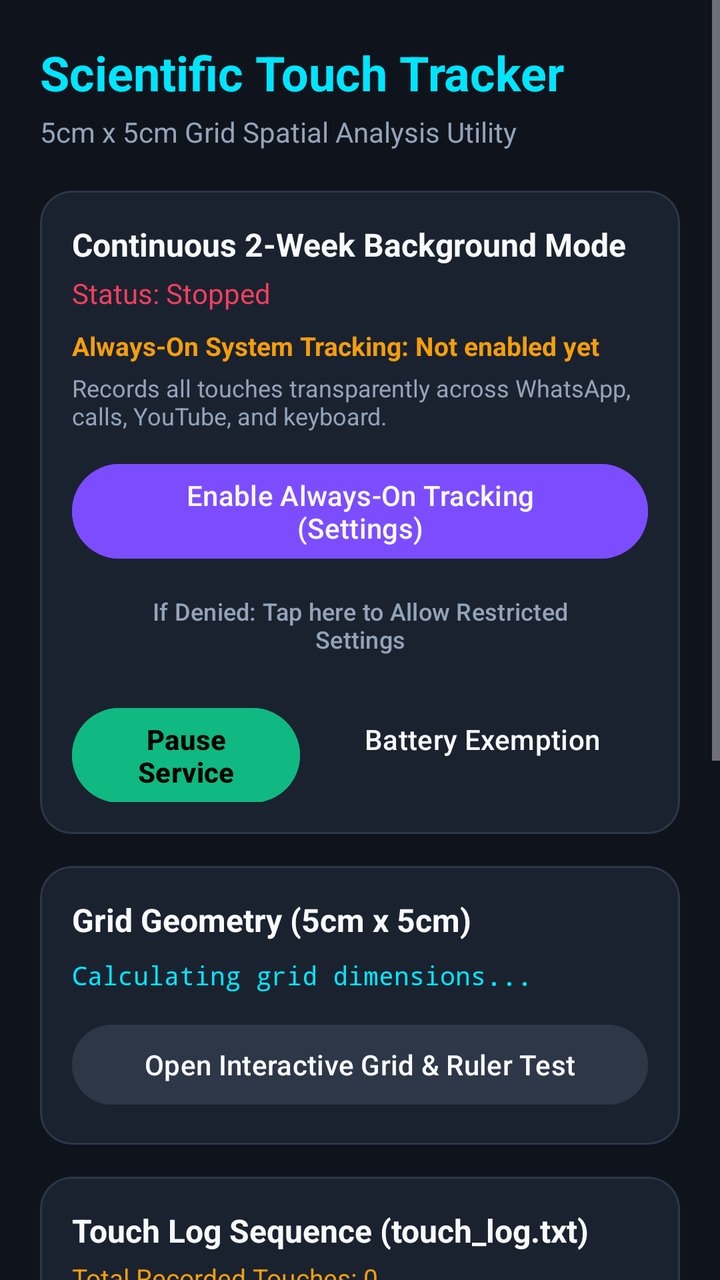
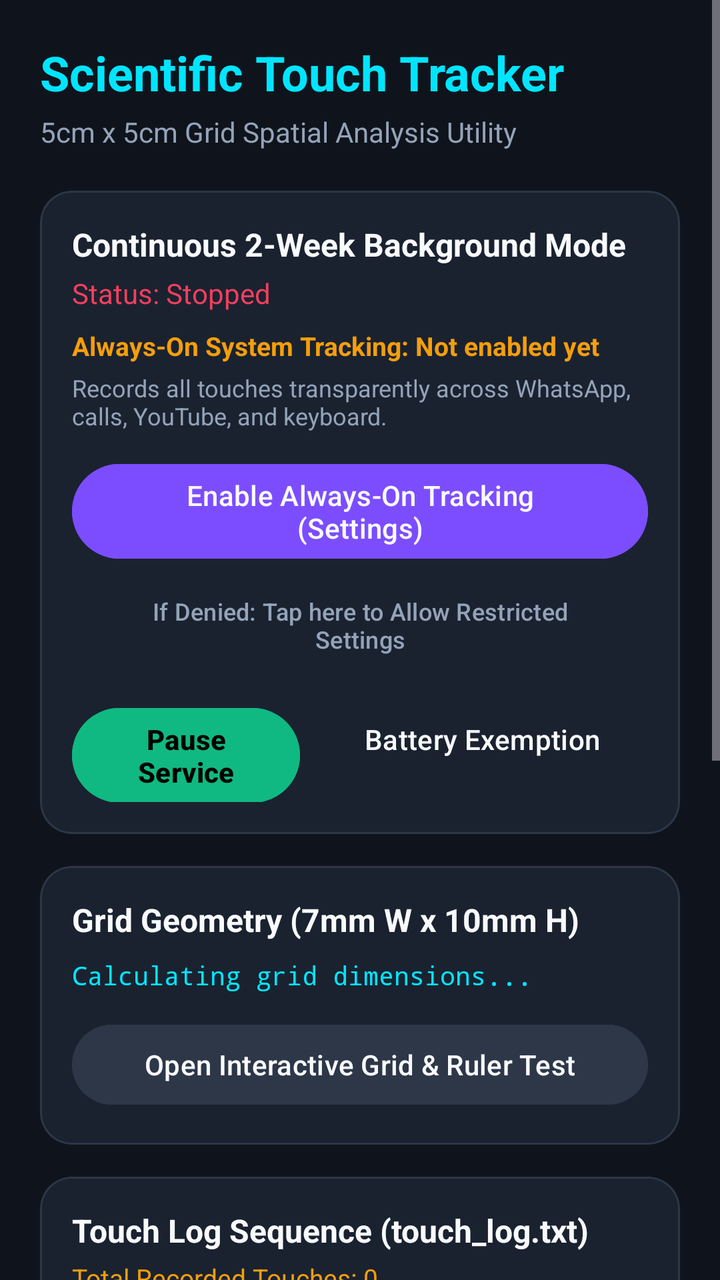

Two renders of the same Android screen: before a commit and after it. Below are the layout's source before the change and the commit's diff.
<!-- AndroidManifest.xml: application theme Theme.PixelTouchGrid -->
<!-- res/layout/activity_main.xml -->
<?xml version="1.0" encoding="utf-8"?>
<ScrollView xmlns:android="http://schemas.android.com/apk/res/android"
    xmlns:app="http://schemas.android.com/apk/res-auto"
    android:layout_width="match_parent"
    android:layout_height="match_parent"
    android:background="@color/background_dark"
    android:fillViewport="true">

    <LinearLayout
        android:layout_width="match_parent"
        android:layout_height="wrap_content"
        android:orientation="vertical"
        android:padding="20dp">

        
        <TextView
            android:layout_width="wrap_content"
            android:layout_height="wrap_content"
            android:text="Scientific Touch Tracker"
            android:textColor="@color/primary"
            android:textSize="24sp"
            android:textStyle="bold" />

        <TextView
            android:layout_width="wrap_content"
            android:layout_height="wrap_content"
            android:layout_marginTop="4dp"
            android:text="5cm x 5cm Grid Spatial Analysis Utility"
            android:textColor="@color/text_secondary"
            android:textSize="14sp" />

        
        <com.google.android.material.card.MaterialCardView
            android:layout_width="match_parent"
            android:layout_height="wrap_content"
            android:layout_marginTop="20dp"
            app:cardBackgroundColor="@color/surface_dark"
            app:cardCornerRadius="16dp"
            app:cardElevation="0dp"
            app:strokeColor="@color/card_stroke"
            app:strokeWidth="1dp">

            <LinearLayout
                android:layout_width="match_parent"
                android:layout_height="wrap_content"
                android:orientation="vertical"
                android:padding="16dp">

                <TextView
                    android:layout_width="wrap_content"
                    android:layout_height="wrap_content"
                    android:text="Continuous 2-Week Background Mode"
                    android:textColor="@color/text_primary"
                    android:textSize="16sp"
                    android:textStyle="bold" />

                <TextView
                    android:id="@+id/tvServiceStatus"
                    android:layout_width="wrap_content"
                    android:layout_height="wrap_content"
                    android:layout_marginTop="4dp"
                    android:text="Status: Stopped"
                    android:textColor="@color/accent_rose"
                    android:textSize="14sp" />

                <TextView
                    android:id="@+id/tvAccessibilityStatus"
                    android:layout_width="match_parent"
                    android:layout_height="wrap_content"
                    android:layout_marginTop="8dp"
                    android:text="Always-On System Tracking: Not enabled yet"
                    android:textColor="@color/accent_amber"
                    android:textSize="13sp"
                    android:textStyle="bold" />

                <TextView
                    android:layout_width="match_parent"
                    android:layout_height="wrap_content"
                    android:layout_marginTop="4dp"
                    android:text="Records all touches transparently across WhatsApp, calls, YouTube, and keyboard."
                    android:textColor="@color/text_secondary"
                    android:textSize="12sp" />

                <Button
                    android:id="@+id/btnOpenAccessibility"
                    android:layout_width="match_parent"
                    android:layout_height="wrap_content"
                    android:layout_marginTop="12dp"
                    android:backgroundTint="@color/secondary"
                    android:text="Enable Always-On Tracking (Settings)"
                    android:textColor="@color/text_primary" />

                <Button
                    android:id="@+id/btnUnlockRestricted"
                    android:layout_width="match_parent"
                    android:layout_height="wrap_content"
                    android:layout_marginTop="4dp"
                    android:backgroundTint="@color/surface_dark"
                    android:text="If Denied: Tap here to Allow Restricted Settings"
                    android:textColor="@color/text_secondary"
                    android:textSize="12sp" />

                <LinearLayout
                    android:layout_width="match_parent"
                    android:layout_height="wrap_content"
                    android:layout_marginTop="8dp"
                    android:orientation="horizontal">

                    <Button
                        android:id="@+id/btnToggleService"
                        android:layout_width="0dp"
                        android:layout_height="wrap_content"
                        android:layout_weight="1"
                        android:backgroundTint="@color/accent_green"
                        android:text="Pause Service"
                        android:textColor="#000000"
                        android:textStyle="bold" />

                    <Button
                        android:id="@+id/btnBatteryWhitelist"
                        android:layout_width="wrap_content"
                        android:layout_height="wrap_content"
                        android:layout_marginStart="8dp"
                        android:backgroundTint="@color/surface_dark"
                        android:text="Battery Exemption"
                        android:textColor="@color/text_primary" />
                </LinearLayout>

            </LinearLayout>
        </com.google.android.material.card.MaterialCardView>

        
        <com.google.android.material.card.MaterialCardView
            android:layout_width="match_parent"
            android:layout_height="wrap_content"
            android:layout_marginTop="16dp"
            app:cardBackgroundColor="@color/surface_dark"
            app:cardCornerRadius="16dp"
            app:cardElevation="0dp"
            app:strokeColor="@color/card_stroke"
            app:strokeWidth="1dp">

            <LinearLayout
                android:layout_width="match_parent"
                android:layout_height="wrap_content"
                android:orientation="vertical"
                android:padding="16dp">

                <TextView
                    android:layout_width="wrap_content"
                    android:layout_height="wrap_content"
                    android:text="Grid Geometry (5cm x 5cm)"
                    android:textColor="@color/text_primary"
                    android:textSize="16sp"
                    android:textStyle="bold" />

                <TextView
                    android:id="@+id/tvGridDetails"
                    android:layout_width="match_parent"
                    android:layout_height="wrap_content"
                    android:layout_marginTop="8dp"
                    android:fontFamily="monospace"
                    android:text="Calculating grid dimensions..."
                    android:textColor="@color/primary"
                    android:textSize="13sp" />

                <Button
                    android:id="@+id/btnOpenCalibration"
                    android:layout_width="match_parent"
                    android:layout_height="wrap_content"
                    android:layout_marginTop="12dp"
                    android:backgroundTint="@color/card_stroke"
                    android:text="Open Interactive Grid &amp; Ruler Test"
                    android:textColor="@color/text_primary" />

            </LinearLayout>
        </com.google.android.material.card.MaterialCardView>

        
        <com.google.android.material.card.MaterialCardView
            android:layout_width="match_parent"
            android:layout_height="wrap_content"
            android:layout_marginTop="16dp"
            app:cardBackgroundColor="@color/surface_dark"
            app:cardCornerRadius="16dp"
            app:cardElevation="0dp"
            app:strokeColor="@color/card_stroke"
            app:strokeWidth="1dp">

            <LinearLayout
                android:layout_width="match_parent"
                android:layout_height="wrap_content"
                android:orientation="vertical"
                android:padding="16dp">

                <TextView
                    android:layout_width="wrap_content"
                    android:layout_height="wrap_content"
                    android:text="Touch Log Sequence (touch_log.txt)"
                    android:textColor="@color/text_primary"
                    android:textSize="16sp"
                    android:textStyle="bold" />

                <TextView
                    android:id="@+id/tvTouchCounter"
                    android:layout_width="wrap_content"
                    android:layout_height="wrap_content"
                    android:layout_marginTop="4dp"
                    android:text="Total Recorded Touches: 0"
                    android:textColor="@color/accent_amber"
                    android:textSize="13sp" />

                <TextView
                    android:layout_width="wrap_content"
                    android:layout_height="wrap_content"
                    android:layout_marginTop="8dp"
                    android:text="Recent Touches (Last 25 shown below, all touches saved to file):"
                    android:textColor="@color/text_secondary"
                    android:textSize="12sp" />

                
                <TextView
                    android:id="@+id/tvLogPreview"
                    android:layout_width="match_parent"
                    android:layout_height="wrap_content"
                    android:layout_marginTop="6dp"
                    android:background="#0A0E14"
                    android:fontFamily="monospace"
                    android:padding="12dp"
                    android:text="No touches recorded yet"
                    android:textColor="@color/text_primary"
                    android:textSize="14sp" />

                <Button
                    android:id="@+id/btnViewFullLog"
                    android:layout_width="match_parent"
                    android:layout_height="wrap_content"
                    android:layout_marginTop="8dp"
                    android:backgroundTint="@color/card_stroke"
                    android:text="View Full touch_log.txt File"
                    android:textColor="@color/text_primary" />

                <LinearLayout
                    android:layout_width="match_parent"
                    android:layout_height="wrap_content"
                    android:layout_marginTop="8dp"
                    android:orientation="horizontal">

                    <Button
                        android:id="@+id/btnExportLog"
                        android:layout_width="0dp"
                        android:layout_height="wrap_content"
                        android:layout_weight="1"
                        android:backgroundTint="@color/primary"
                        android:text="Export / Share Log"
                        android:textColor="#000000"
                        android:textStyle="bold" />

                    <Button
                        android:id="@+id/btnClearLog"
                        android:layout_width="wrap_content"
                        android:layout_height="wrap_content"
                        android:layout_marginStart="8dp"
                        android:backgroundTint="@color/card_stroke"
                        android:text="Clear"
                        android:textColor="@color/accent_rose" />
                </LinearLayout>

            </LinearLayout>
        </com.google.android.material.card.MaterialCardView>

        
        <com.google.android.material.card.MaterialCardView
            android:layout_width="match_parent"
            android:layout_height="wrap_content"
            android:layout_marginTop="16dp"
            android:layout_marginBottom="24dp"
            app:cardBackgroundColor="@color/surface_dark"
            app:cardCornerRadius="16dp"
            app:cardElevation="0dp"
            app:strokeColor="@color/card_stroke"
            app:strokeWidth="1dp">

            <LinearLayout
                android:layout_width="match_parent"
                android:layout_height="wrap_content"
                android:orientation="vertical"
                android:padding="16dp">

                <TextView
                    android:layout_width="wrap_content"
                    android:layout_height="wrap_content"
                    android:text="Remote Git Over-The-Air (OTA) Updates"
                    android:textColor="@color/text_primary"
                    android:textSize="16sp"
                    android:textStyle="bold" />

                <TextView
                    android:id="@+id/tvUpdateStatus"
                    android:layout_width="wrap_content"
                    android:layout_height="wrap_content"
                    android:layout_marginTop="4dp"
                    android:text="App Version: v1.0.0 (Local Build)"
                    android:textColor="@color/text_secondary"
                    android:textSize="13sp" />

                <Button
                    android:id="@+id/btnCheckUpdates"
                    android:layout_width="match_parent"
                    android:layout_height="wrap_content"
                    android:layout_marginTop="12dp"
                    android:backgroundTint="@color/card_stroke"
                    android:text="Check for Remote Git Updates"
                    android:textColor="@color/text_primary" />

            </LinearLayout>
        </com.google.android.material.card.MaterialCardView>

    </LinearLayout>
</ScrollView>
<!-- resources referenced by this layout -->
<resources>
  <color name="accent_amber">#F59E0B</color>
  <color name="accent_green">#10B981</color>
  <color name="accent_rose">#F43F5E</color>
  <color name="background_dark">#0F141C</color>
  <color name="card_stroke">#2D3748</color>
  <color name="primary">#00E5FF</color>
  <color name="secondary">#7C4DFF</color>
  <color name="surface_dark">#1A2230</color>
  <color name="text_primary">#F8FAFC</color>
  <color name="text_secondary">#94A3B8</color>
  <style name="Theme.PixelTouchGrid" parent="Theme.Material3.Dark.NoActionBar">
          <item name="colorPrimary">@color/primary</item>
          <item name="colorSecondary">@color/secondary</item>
          <item name="android:windowBackground">@color/background_dark</item>
          <item name="android:statusBarColor">@color/background_dark</item>
          <item name="android:navigationBarColor">@color/background_dark</item>
      </style>
</resources>

<!-- the commit's change to res/layout/activity_main.xml (unified diff, before → after) -->
@@ -149,7 +149,7 @@
                 <TextView
                     android:layout_width="wrap_content"
                     android:layout_height="wrap_content"
-                    android:text="Grid Geometry (5cm x 5cm)"
+                    android:text="Grid Geometry (7mm W x 10mm H)"
                     android:textColor="@color/text_primary"
                     android:textSize="16sp"
                     android:textStyle="bold" />
